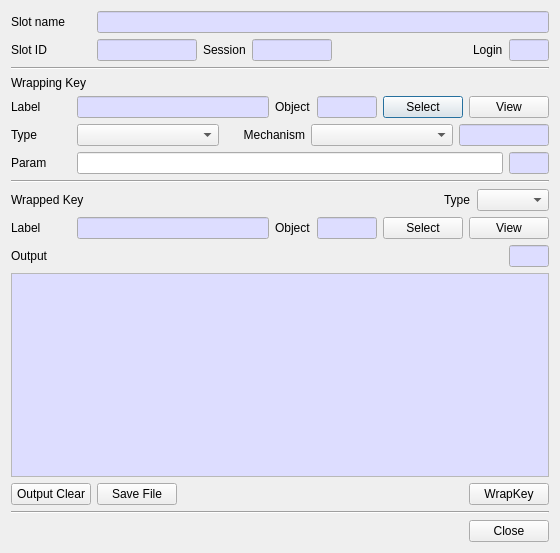
Qt form CryptokiMan/wrap_key_dlg.ui (jykim74/CryptokiMan) before a commit.
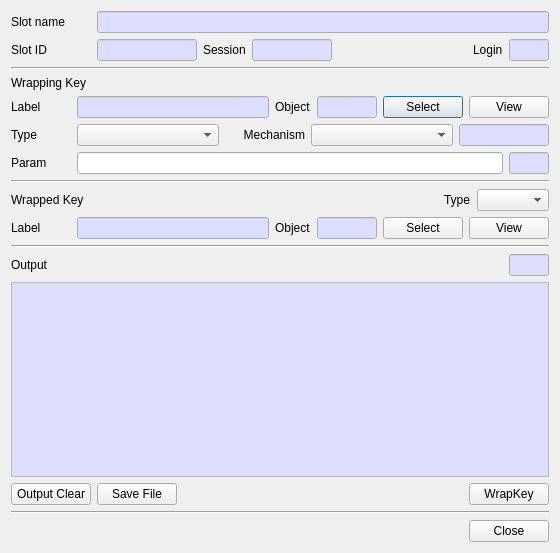
The same form after that commit.

What changed in the file:
```diff
--- a/CryptokiMan/wrap_key_dlg.ui
+++ b/CryptokiMan/wrap_key_dlg.ui
@@ -765,6 +765,13 @@
      </item>
     </layout>
    </item>
+   <item>
+    <widget class="Line" name="line">
+     <property name="orientation">
+      <enum>Qt::Horizontal</enum>
+     </property>
+    </widget>
+   </item>
    <item>
     <layout class="QGridLayout" name="gridLayout_6">
      <item row="0" column="0">
```
Left out of the diff: 8 changed lines with no effect on the pictures.
